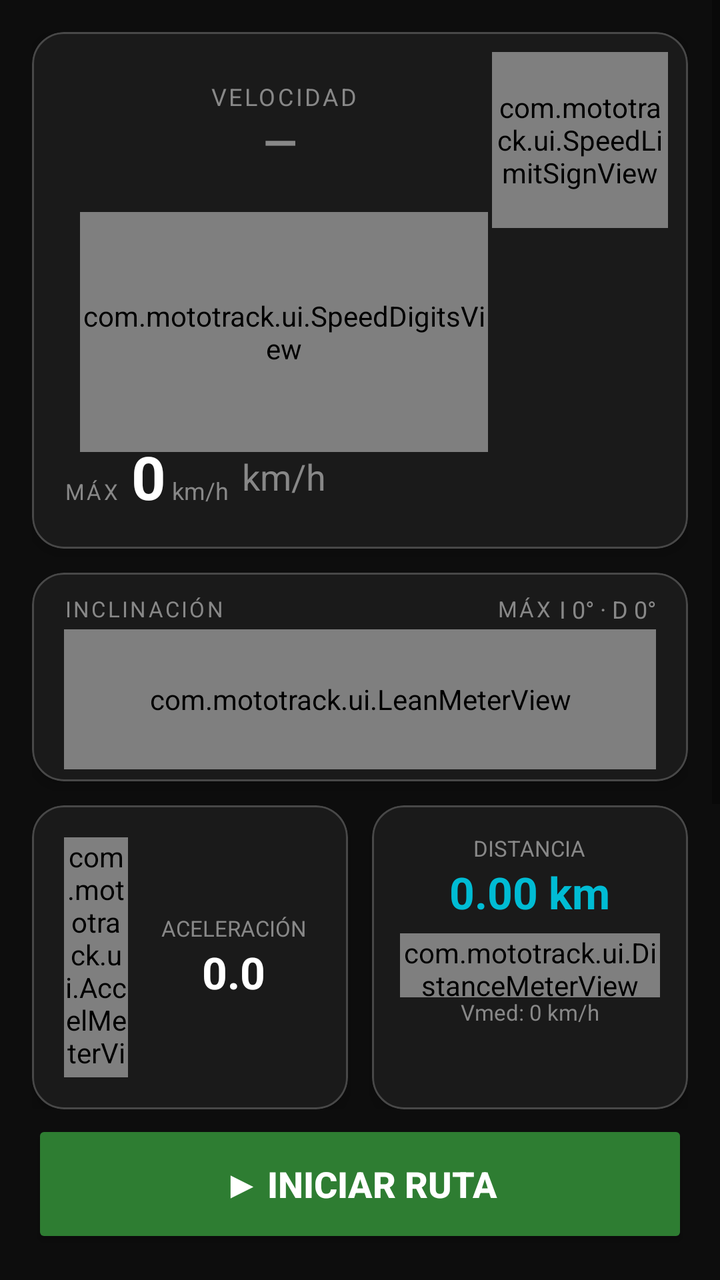
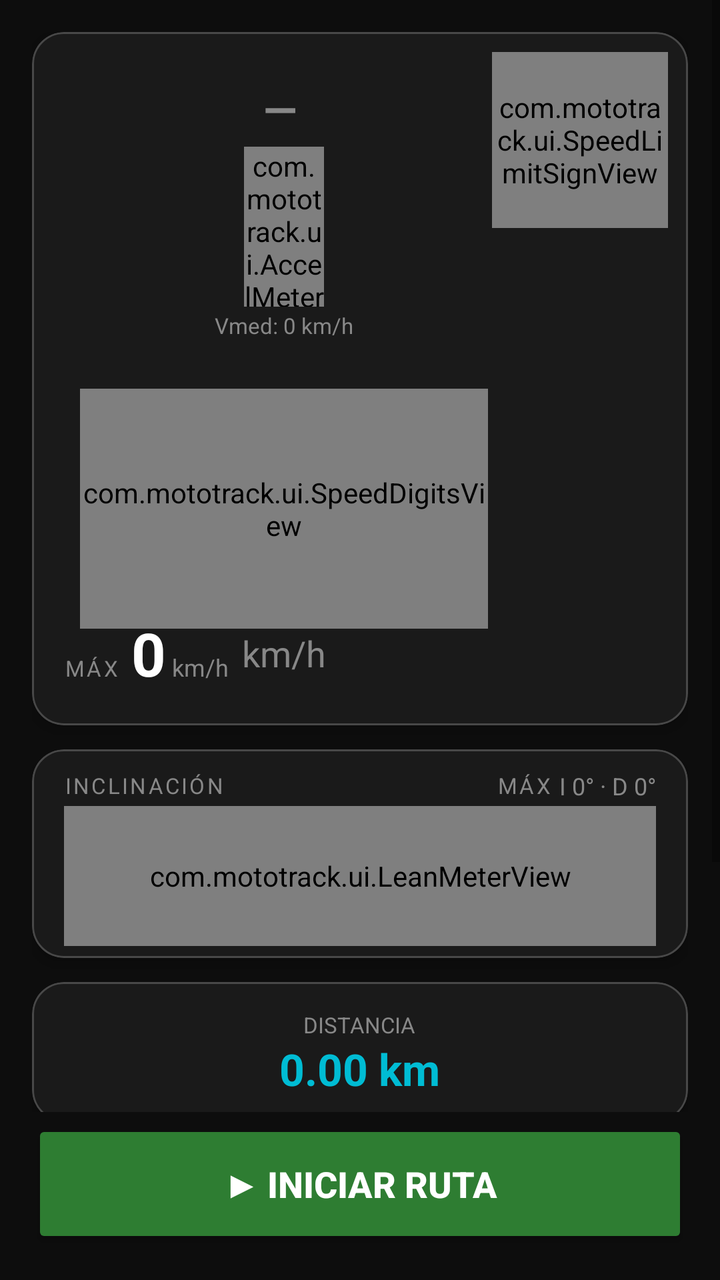

Two renders of the same Android screen: before a commit and after it. Below are the layout's source before the change and the commit's diff.
<!-- AndroidManifest.xml: application theme Theme.MotoTrack -->
<!-- res/layout/fragment_dashboard.xml -->
<?xml version="1.0" encoding="utf-8"?>
<LinearLayout xmlns:android="http://schemas.android.com/apk/res/android"
    xmlns:app="http://schemas.android.com/apk/res-auto"
    android:layout_width="match_parent"
    android:layout_height="match_parent"
    android:background="@color/background"
    android:orientation="vertical">

<ScrollView
    android:layout_width="match_parent"
    android:layout_height="0dp"
    android:layout_weight="1">

    <LinearLayout
        android:layout_width="match_parent"
        android:layout_height="wrap_content"
        android:orientation="vertical"
        android:padding="16dp">

        
        <LinearLayout
            android:id="@+id/recording_indicator"
            android:layout_width="match_parent"
            android:layout_height="wrap_content"
            android:gravity="center"
            android:orientation="horizontal"
            android:visibility="gone"
            android:layout_marginBottom="8dp">

            <View
                android:layout_width="12dp"
                android:layout_height="12dp"
                android:background="@drawable/circle_red" />

            <TextView
                android:layout_width="wrap_content"
                android:layout_height="wrap_content"
                android:layout_marginStart="8dp"
                android:text="GRABANDO"
                android:textColor="@color/stop_red"
                android:textSize="14sp"
                android:textStyle="bold" />
        </LinearLayout>

        
        <com.google.android.material.card.MaterialCardView
            android:layout_width="match_parent"
            android:layout_height="wrap_content"
            android:layout_marginBottom="12dp"
            app:cardBackgroundColor="@color/surface"
            app:cardCornerRadius="16dp"
            app:strokeColor="@color/card_stroke"
            app:strokeWidth="1dp"
            app:cardElevation="4dp">

            <LinearLayout
                android:layout_width="match_parent"
                android:layout_height="wrap_content"
                android:gravity="center"
                android:orientation="vertical"
                android:paddingStart="24dp"
                android:paddingTop="24dp"
                android:paddingEnd="100dp"
                android:paddingBottom="24dp">

                <TextView
                    android:layout_width="wrap_content"
                    android:layout_height="wrap_content"
                    android:text="VELOCIDAD"
                    android:textColor="@color/text_secondary"
                    android:textSize="12sp"
                    android:letterSpacing="0.1" />

                
                <LinearLayout
                    android:layout_width="wrap_content"
                    android:layout_height="wrap_content"
                    android:gravity="bottom"
                    android:orientation="horizontal">

                    <TextView
                        android:id="@+id/tv_heading"
                        android:layout_width="wrap_content"
                        android:layout_height="wrap_content"
                        android:text="—"
                        android:textColor="@color/text_secondary"
                        android:textSize="22sp"
                        android:textStyle="bold" />

                    <TextView
                        android:id="@+id/tv_heading_deg"
                        android:layout_width="wrap_content"
                        android:layout_height="wrap_content"
                        android:layout_marginStart="4dp"
                        android:paddingBottom="3dp"
                        android:textColor="@color/text_secondary"
                        android:textSize="12sp" />
                </LinearLayout>

                <TextView
                    android:id="@+id/tv_place"
                    android:layout_width="wrap_content"
                    android:layout_height="wrap_content"
                    android:ellipsize="end"
                    android:maxLines="1"
                    android:textColor="@color/accent_cyan"
                    android:textSize="15sp"
                    android:fontFamily="sans-serif-black"
                        android:textStyle="bold" />

                
                <TextView
                    android:id="@+id/tv_rain"
                    android:layout_width="wrap_content"
                    android:layout_height="wrap_content"
                    android:textColor="@color/text_secondary"
                    android:drawablePadding="6dp"
                        android:gravity="center_vertical"
                        android:textSize="14sp"
                    android:visibility="gone" />

                
                    <com.mototrack.ui.TickerView
                    android:id="@+id/tv_now_playing"
                    android:layout_width="wrap_content"
                    android:layout_height="wrap_content"
                    android:layout_marginTop="2dp"
                    android:visibility="gone" />

                <com.mototrack.ui.SpeedDigitsView
                    android:id="@+id/tv_speed"
                    android:layout_width="match_parent"
                    android:layout_height="120dp"
                    android:text="0"
                    android:textColor="@color/text_primary"
                    android:textStyle="bold"
                    android:fontFamily="sans-serif-condensed" />

                <TextView
                    android:id="@+id/tv_speed_unit"
                    android:layout_width="wrap_content"
                    android:layout_height="wrap_content"
                    android:text="km/h"
                    android:textColor="@color/text_secondary"
                    android:textSize="18sp" />
            </LinearLayout>

        <com.mototrack.ui.SpeedLimitSignView
            android:id="@+id/speed_limit_sign"
            android:layout_width="88dp"
            android:layout_height="88dp"
            android:layout_gravity="top|end"
            android:layout_margin="10dp" />

        
        <LinearLayout
            android:layout_width="wrap_content"
            android:layout_height="wrap_content"
            android:layout_gravity="bottom|start"
            android:layout_margin="16dp"
            android:gravity="bottom"
            android:orientation="horizontal">

            <TextView
                android:layout_width="wrap_content"
                android:layout_height="wrap_content"
                android:letterSpacing="0.1"
                android:paddingBottom="4dp"
                android:text="MÁX"
                android:textColor="@color/text_secondary"
                android:textSize="11sp" />

            <TextView
                android:id="@+id/tv_max_speed"
                android:layout_width="wrap_content"
                android:layout_height="wrap_content"
                android:layout_marginStart="6dp"
                android:text="0"
                android:textColor="@color/text_primary"
                android:textSize="30sp"
                android:textStyle="bold" />

            <TextView
                android:layout_width="wrap_content"
                android:layout_height="wrap_content"
                android:layout_marginStart="3dp"
                android:paddingBottom="4dp"
                android:text="km/h"
                android:textColor="@color/text_secondary"
                android:textSize="12sp" />
        </LinearLayout>
        </com.google.android.material.card.MaterialCardView>

        
        <com.google.android.material.card.MaterialCardView
            android:layout_width="match_parent"
            android:layout_height="wrap_content"
            android:layout_marginBottom="12dp"
            app:cardBackgroundColor="@color/surface"
            app:cardCornerRadius="16dp"
            app:strokeColor="@color/card_stroke"
            app:strokeWidth="1dp"
            app:cardElevation="4dp">

            <LinearLayout
                android:layout_width="match_parent"
                android:layout_height="wrap_content"
                android:orientation="vertical"
                android:paddingStart="16dp"
                android:paddingTop="10dp"
                android:paddingEnd="16dp"
                android:paddingBottom="6dp">

                
                <LinearLayout
                    android:layout_width="match_parent"
                    android:layout_height="wrap_content"
                    android:gravity="center_vertical"
                    android:orientation="horizontal">

                    <TextView
                        android:id="@+id/tv_lean_label"
                        android:layout_width="wrap_content"
                        android:layout_height="wrap_content"
                        android:letterSpacing="0.1"
                        android:text="INCLINACIÓN"
                        android:textColor="@color/text_secondary"
                        android:textSize="11sp" />

                    <Space
                        android:layout_width="0dp"
                        android:layout_height="0dp"
                        android:layout_weight="1" />

                    <TextView
                        android:id="@+id/tv_max_lean_title"
                        android:layout_width="wrap_content"
                        android:layout_height="wrap_content"
                        android:letterSpacing="0.1"
                        android:text="MÁX "
                        android:textColor="@color/text_secondary"
                        android:textSize="11sp" />

                    <TextView
                        android:id="@+id/tv_max_lean"
                        android:layout_width="wrap_content"
                        android:layout_height="wrap_content"
                        android:text="I 0° · D 0°"
                        android:textColor="@color/text_secondary"
                        android:textSize="12sp" />
                </LinearLayout>

                
                <com.mototrack.ui.LeanMeterView
                    android:id="@+id/lean_meter"
                    android:layout_width="match_parent"
                    android:layout_height="70dp"
                    android:layout_marginTop="2dp" />
            </LinearLayout>
        </com.google.android.material.card.MaterialCardView>

        
        <com.google.android.gms.maps.MapView
            android:id="@+id/dashboard_map"
            android:layout_width="0dp"
            android:layout_height="0dp"
            android:visibility="gone" />
        <LinearLayout
            android:layout_width="match_parent"
            android:layout_height="wrap_content"
            android:layout_marginBottom="12dp"
            android:orientation="horizontal">

            
            <com.google.android.material.card.MaterialCardView
                android:layout_width="0dp"
                android:layout_height="wrap_content"
                android:layout_weight="1"
                android:layout_marginEnd="6dp"
                app:cardBackgroundColor="@color/surface"
                app:cardCornerRadius="16dp"
                app:strokeColor="@color/card_stroke"
                app:strokeWidth="1dp"
                app:cardElevation="4dp">

                <LinearLayout
                    android:layout_width="match_parent"
                    android:layout_height="wrap_content"
                    android:gravity="center"
                    android:orientation="horizontal"
                    android:padding="16dp">

                    
                    <com.mototrack.ui.AccelMeterView
                        android:id="@+id/accel_meter"
                        android:layout_width="32dp"
                        android:layout_height="120dp" />

                    <LinearLayout
                        android:layout_width="0dp"
                        android:layout_height="wrap_content"
                        android:layout_weight="1"
                        android:layout_marginStart="12dp"
                        android:gravity="center"
                        android:orientation="vertical">

                        <TextView
                            android:layout_width="wrap_content"
                            android:layout_height="wrap_content"
                            android:text="ACELERACIÓN"
                            android:textColor="@color/text_secondary"
                            android:textSize="11sp" />

                        <TextView
                            android:id="@+id/tv_accel"
                            android:layout_width="wrap_content"
                            android:layout_height="wrap_content"
                            android:text="0.0"
                            android:textColor="@color/text_primary"
                            android:textSize="22sp"
                            android:textStyle="bold" />
                    </LinearLayout>
                </LinearLayout>
            </com.google.android.material.card.MaterialCardView>

            <com.google.android.material.card.MaterialCardView
                android:layout_width="0dp"
                android:layout_height="match_parent"
                android:layout_weight="1"
                android:layout_marginStart="6dp"
                app:cardBackgroundColor="@color/surface"
                app:cardCornerRadius="16dp"
                app:strokeColor="@color/card_stroke"
                app:strokeWidth="1dp"
                app:cardElevation="4dp">

                <LinearLayout
                    android:layout_width="match_parent"
                    android:layout_height="wrap_content"
                    android:gravity="center"
                    android:orientation="vertical"
                    android:paddingStart="14dp"
                    android:paddingTop="14dp"
                    android:paddingEnd="14dp"
                    android:paddingBottom="12dp">

                    <TextView
                        android:layout_width="wrap_content"
                        android:layout_height="wrap_content"
                        android:text="DISTANCIA"
                        android:textColor="@color/text_secondary"
                        android:textSize="11sp" />

                    <TextView
                        android:id="@+id/tv_distance"
                        android:layout_width="wrap_content"
                        android:layout_height="wrap_content"
                        android:text="0.00 km"
                        android:textColor="@color/accent_cyan"
                        android:textSize="22sp"
                        android:textStyle="bold" />

                    
                    <com.mototrack.ui.DistanceMeterView
                        android:id="@+id/distance_meter"
                        android:layout_width="match_parent"
                        android:layout_height="32dp"
                        android:layout_marginTop="6dp" />

                    <TextView
                        android:id="@+id/tv_avg_speed"
                        android:layout_width="wrap_content"
                        android:layout_height="wrap_content"
                        android:text="Vmed: 0 km/h"
                        android:textColor="@color/text_secondary"
                        android:textSize="11sp" />
                </LinearLayout>
            </com.google.android.material.card.MaterialCardView>
        </LinearLayout>

        
        <com.google.android.material.card.MaterialCardView
            android:layout_width="match_parent"
            android:layout_height="wrap_content"
            android:layout_marginBottom="12dp"
            app:cardBackgroundColor="@color/surface"
            app:cardCornerRadius="16dp"
            app:strokeColor="@color/card_stroke"
            app:strokeWidth="1dp"
            app:cardElevation="4dp">

            <LinearLayout
                android:layout_width="match_parent"
                android:layout_height="wrap_content"
                android:gravity="center"
                android:orientation="horizontal"
                android:padding="16dp">

                <com.mototrack.ui.AltitudeMeterView
                    android:id="@+id/altitude_meter"
                    android:layout_width="70dp"
                    android:layout_height="110dp" />

                <LinearLayout
                    android:layout_width="0dp"
                    android:layout_height="wrap_content"
                    android:layout_marginStart="12dp"
                    android:layout_weight="1"
                    android:gravity="center"
                    android:orientation="vertical">

                    <TextView
                        android:layout_width="wrap_content"
                        android:layout_height="wrap_content"
                        android:letterSpacing="0.1"
                        android:text="ALTURA"
                        android:textColor="@color/text_secondary"
                        android:textSize="11sp" />

                    <TextView
                        android:id="@+id/tv_altitude"
                        android:layout_width="wrap_content"
                        android:layout_height="wrap_content"
                        android:text="— m"
                        android:textColor="@color/accent_orange"
                        android:textSize="28sp"
                        android:textStyle="bold" />
                </LinearLayout>
            </LinearLayout>
        </com.google.android.material.card.MaterialCardView>

        
        <TextView
            android:id="@+id/tv_point_count"
            android:layout_width="wrap_content"
            android:layout_height="wrap_content"
            android:layout_gravity="center"
            android:text="0 pts"
            android:textColor="@color/text_secondary"
            android:textSize="12sp"
            android:layout_marginBottom="16dp" />

    </LinearLayout>
</ScrollView>

    
    <Button
        android:id="@+id/btn_record"
        android:layout_width="match_parent"
        android:layout_height="64dp"
        android:layout_marginStart="16dp"
        android:layout_marginTop="4dp"
        android:layout_marginEnd="16dp"
        android:layout_marginBottom="16dp"
        android:backgroundTint="@color/start_green"
        android:text="▶ INICIAR RUTA"
        android:textColor="@android:color/white"
        android:textSize="18sp"
        android:textStyle="bold" />
</LinearLayout>
<!-- resources referenced by this layout -->
<resources>
  <color name="accent_cyan">#00BCD4</color>
  <color name="accent_orange">#FF5722</color>
  <color name="background">#0D0D0D</color>
  <color name="card_stroke">#33FFFFFF</color>
  <color name="start_green">#2E7D32</color>
  <color name="stop_red">#C62828</color>
  <color name="surface">#1A1A1A</color>
  <color name="text_primary">#FFFFFF</color>
  <color name="text_secondary">#888888</color>
  <!-- drawable circle_red (drawable) -->
  <?xml version="1.0" encoding="utf-8"?>
  <shape xmlns:android="http://schemas.android.com/apk/res/android"
      android:shape="oval">
      <solid android:color="#C62828" />
  </shape>
  <style name="Theme.MotoTrack" parent="Theme.MaterialComponents.DayNight.NoActionBar">
          <item name="colorPrimary">@color/colorPrimary</item>
          <item name="colorPrimaryDark">@color/colorPrimaryDark</item>
          <item name="colorAccent">@color/colorAccent</item>
          <item name="android:windowBackground">@color/background</item>
          <item name="android:statusBarColor">@color/colorPrimaryDark</item>
          <item name="android:navigationBarColor">@color/surface</item>
          <item name="materialAlertDialogTheme">@style/ThemeOverlay.MotoTrack.Dialog</item>
      </style>
  <color name="colorPrimary">#1A1A1A</color>
  <color name="colorPrimaryDark">#0D0D0D</color>
  <color name="colorAccent">#00BCD4</color>
  <style name="ThemeOverlay.MotoTrack.Dialog" parent="ThemeOverlay.MaterialComponents.MaterialAlertDialog">
          <item name="colorSurface">@color/surface</item>
          <item name="colorOnSurface">@color/text_primary</item>
          <item name="colorPrimary">@color/accent_cyan</item>
      </style>
</resources>

<!-- the commit's change to res/layout/fragment_dashboard.xml (unified diff, before → after) -->
@@ -63,14 +63,6 @@
                 android:paddingEnd="100dp"
                 android:paddingBottom="24dp">
 
-                <TextView
-                    android:layout_width="wrap_content"
-                    android:layout_height="wrap_content"
-                    android:text="VELOCIDAD"
-                    android:textColor="@color/text_secondary"
-                    android:textSize="12sp"
-                    android:letterSpacing="0.1" />
-
                 
                 <LinearLayout
                     android:layout_width="wrap_content"
@@ -96,6 +88,23 @@
                         android:textColor="@color/text_secondary"
                         android:textSize="12sp" />
                 </LinearLayout>
+
+                
+                <com.mototrack.ui.AccelMeterView
+                    android:id="@+id/accel_meter"
+                    android:layout_width="40dp"
+                    android:layout_height="80dp"
+                    android:layout_marginTop="4dp" />
+
+                <TextView
+                    android:id="@+id/tv_avg_speed"
+                    android:layout_width="wrap_content"
+                    android:layout_height="wrap_content"
+                    android:layout_marginTop="2dp"
+                    android:layout_marginBottom="4dp"
+                    android:text="Vmed: 0 km/h"
+                    android:textColor="@color/text_secondary"
+                    android:textSize="11sp" />
 
                 <TextView
                     android:id="@+id/tv_place"
@@ -265,120 +274,6 @@
             android:layout_width="0dp"
             android:layout_height="0dp"
             android:visibility="gone" />
-        <LinearLayout
-            android:layout_width="match_parent"
-            android:layout_height="wrap_content"
-            android:layout_marginBottom="12dp"
-            android:orientation="horizontal">
-
-            
-            <com.google.android.material.card.MaterialCardView
-                android:layout_width="0dp"
-                android:layout_height="wrap_content"
-                android:layout_weight="1"
-                android:layout_marginEnd="6dp"
-                app:cardBackgroundColor="@color/surface"
-                app:cardCornerRadius="16dp"
-                app:strokeColor="@color/card_stroke"
-                app:strokeWidth="1dp"
-                app:cardElevation="4dp">
-
-                <LinearLayout
-                    android:layout_width="match_parent"
-                    android:layout_height="wrap_content"
-                    android:gravity="center"
-                    android:orientation="horizontal"
-                    android:padding="16dp">
-
-                    
-                    <com.mototrack.ui.AccelMeterView
-                        android:id="@+id/accel_meter"
-                        android:layout_width="32dp"
-                        android:layout_height="120dp" />
-
-                    <LinearLayout
-                        android:layout_width="0dp"
-                        android:layout_height="wrap_content"
-                        android:layout_weight="1"
-                        android:layout_marginStart="12dp"
-                        android:gravity="center"
-                        android:orientation="vertical">
-
-                        <TextView
-                            android:layout_width="wrap_content"
-                            android:layout_height="wrap_content"
-                            android:text="ACELERACIÓN"
-                            android:textColor="@color/text_secondary"
-                            android:textSize="11sp" />
-
-                        <TextView
-                            android:id="@+id/tv_accel"
-                            android:layout_width="wrap_content"
-                            android:layout_height="wrap_content"
-                            android:text="0.0"
-                            android:textColor="@color/text_primary"
-                            android:textSize="22sp"
-                            android:textStyle="bold" />
-                    </LinearLayout>
-                </LinearLayout>
-            </com.google.android.material.card.MaterialCardView>
-
-            <com.google.android.material.card.MaterialCardView
-                android:layout_width="0dp"
-                android:layout_height="match_parent"
-                android:layout_weight="1"
-                android:layout_marginStart="6dp"
-                app:cardBackgroundColor="@color/surface"
-                app:cardCornerRadius="16dp"
-                app:strokeColor="@color/card_stroke"
-                app:strokeWidth="1dp"
-                app:cardElevation="4dp">
-
-                <LinearLayout
-                    android:layout_width="match_parent"
-                    android:layout_height="wrap_content"
-                    android:gravity="center"
-                    android:orientation="vertical"
-                    android:paddingStart="14dp"
-                    android:paddingTop="14dp"
-                    android:paddingEnd="14dp"
-                    android:paddingBottom="12dp">
-
-                    <TextView
-                        android:layout_width="wrap_content"
-                        android:layout_height="wrap_content"
-                        android:text="DISTANCIA"
-                        android:textColor="@color/text_secondary"
-                        android:textSize="11sp" />
-
-                    <TextView
-                        android:id="@+id/tv_distance"
-                        android:layout_width="wrap_content"
-                        android:layout_height="wrap_content"
-                        android:text="0.00 km"
-                        android:textColor="@color/accent_cyan"
-                        android:textSize="22sp"
-                        android:textStyle="bold" />
-
-                    
-                    <com.mototrack.ui.DistanceMeterView
-                        android:id="@+id/distance_meter"
-                        android:layout_width="match_parent"
-                        android:layout_height="32dp"
-                        android:layout_marginTop="6dp" />
-
-                    <TextView
-                        android:id="@+id/tv_avg_speed"
-                        android:layout_width="wrap_content"
-                        android:layout_height="wrap_content"
-                        android:text="Vmed: 0 km/h"
-                        android:textColor="@color/text_secondary"
-                        android:textSize="11sp" />
-                </LinearLayout>
-            </com.google.android.material.card.MaterialCardView>
-        </LinearLayout>
-
-        
         <com.google.android.material.card.MaterialCardView
             android:layout_width="match_parent"
             android:layout_height="wrap_content"
@@ -393,39 +288,64 @@
                 android:layout_width="match_parent"
                 android:layout_height="wrap_content"
                 android:gravity="center"
-                android:orientation="horizontal"
+                android:orientation="vertical"
+                android:paddingStart="14dp"
+                android:paddingTop="14dp"
+                android:paddingEnd="14dp"
+                android:paddingBottom="12dp">
+
+                <TextView
+                    android:layout_width="wrap_content"
+                    android:layout_height="wrap_content"
+                    android:text="DISTANCIA"
+                    android:textColor="@color/text_secondary"
+                    android:textSize="11sp" />
+
+                <TextView
+                    android:id="@+id/tv_distance"
+                    android:layout_width="wrap_content"
+                    android:layout_height="wrap_content"
+                    android:text="0.00 km"
+                    android:textColor="@color/accent_cyan"
+                    android:textSize="22sp"
+                    android:textStyle="bold" />
+            </LinearLayout>
+        </com.google.android.material.card.MaterialCardView>
+
+        
+        <com.google.android.material.card.MaterialCardView
+            android:layout_width="match_parent"
+            android:layout_height="wrap_content"
+            android:layout_marginBottom="12dp"
+            app:cardBackgroundColor="@color/surface"
+            app:cardCornerRadius="16dp"
+            app:strokeColor="@color/card_stroke"
+            app:strokeWidth="1dp"
+            app:cardElevation="4dp">
+
+            <LinearLayout
+                android:layout_width="match_parent"
+                android:layout_height="wrap_content"
+                android:gravity="center"
+                android:orientation="vertical"
                 android:padding="16dp">
 
-                <com.mototrack.ui.AltitudeMeterView
-                    android:id="@+id/altitude_meter"
-                    android:layout_width="70dp"
-                    android:layout_height="110dp" />
-
-                <LinearLayout
-                    android:layout_width="0dp"
-                    android:layout_height="wrap_content"
-                    android:layout_marginStart="12dp"
-                    android:layout_weight="1"
-                    android:gravity="center"
-                    android:orientation="vertical">
-
-                    <TextView
-                        android:layout_width="wrap_content"
-                        android:layout_height="wrap_content"
-                        android:letterSpacing="0.1"
-                        android:text="ALTURA"
-                        android:textColor="@color/text_secondary"
-                        android:textSize="11sp" />
-
-                    <TextView
-                        android:id="@+id/tv_altitude"
-                        android:layout_width="wrap_content"
-                        android:layout_height="wrap_content"
-                        android:text="— m"
-                        android:textColor="@color/accent_orange"
-                        android:textSize="28sp"
-                        android:textStyle="bold" />
-                </LinearLayout>
+                <TextView
+                    android:layout_width="wrap_content"
+                    android:layout_height="wrap_content"
+                    android:letterSpacing="0.1"
+                    android:text="ALTURA"
+                    android:textColor="@color/text_secondary"
+                    android:textSize="11sp" />
+
+                <TextView
+                    android:id="@+id/tv_altitude"
+                    android:layout_width="wrap_content"
+                    android:layout_height="wrap_content"
+                    android:text="— m"
+                    android:textColor="@color/accent_orange"
+                    android:textSize="28sp"
+                    android:textStyle="bold" />
             </LinearLayout>
         </com.google.android.material.card.MaterialCardView>
 
